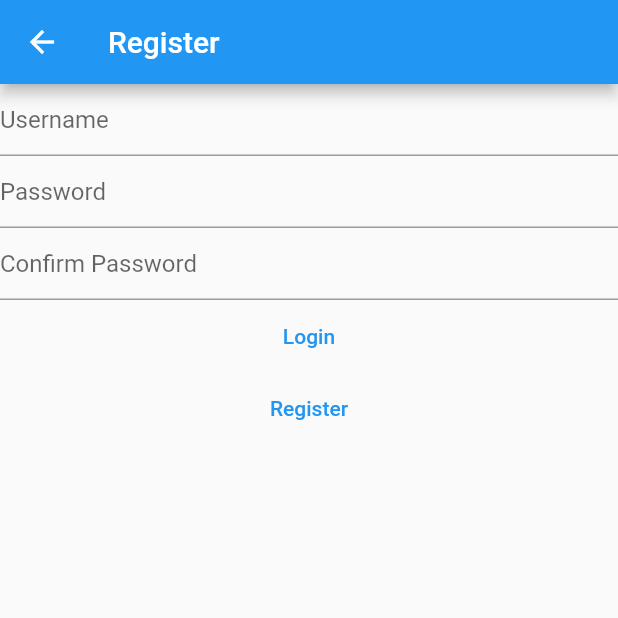
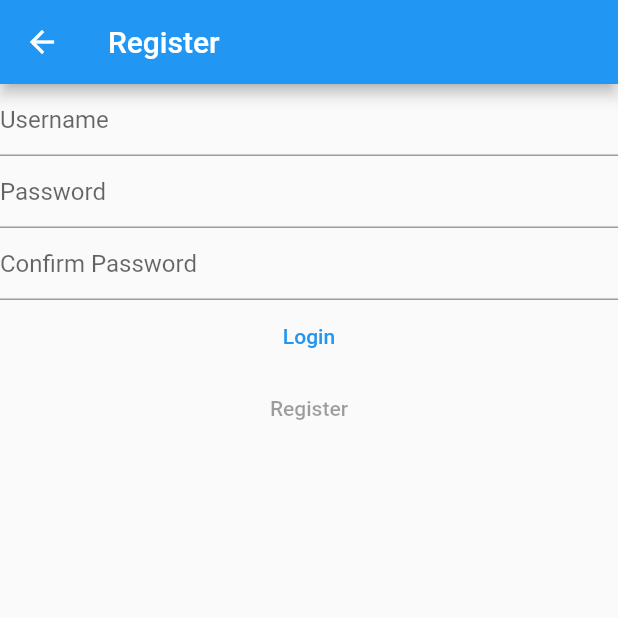
Before and after one commit to GhilesKo/A21-4205N6-KickMyFlutter-Kouaou, a Flutter app: the Register screen opened directly with empty values, after a tap on "Register", on a phone screen of 412 x 824 dp, the top half of it. Run offline on Flutter 3.47's test engine with Material 2 defaults, Android fonts, the phone set to English and light mode, and no system bars; our stand-ins replace cookie_jar, dio, dio_cookie_manager; missing offline and left inert: dart:ffi, flutter_session_manager; network calls fail.

Commit message:
FCT : Inscription ACCES RESEAU complété

```diff
--- a/lib/models/SingletonDio.dart
+++ b/lib/models/SingletonDio.dart
@@ -7,6 +7,7 @@ class SingletonDio {
 
   static Dio getDio() {
     Dio dio = Dio();
+
     dio.interceptors.add(cookieManager);
     return dio;
   }
--- a/lib/models/user.dart
+++ /dev/null
@@ -1,23 +0,0 @@
-import 'package:flutter/material.dart';
-
-class User {
-  String username;
-
-  User(this.username);
-
-/*  User.fromJson(Map<String, dynamic> json) {
-    username = json['username'];
-  }*/
-}
-
-class UserModel extends ChangeNotifier {
-  User? _user;
-
-  User? get user => _user;
-
-  set user(User? value) {
-    _user = value;
-    //here the model value changes. you can call 'notifyListeners' to notify all the 'Consumer<UserModel>'
-    notifyListeners();
-  }
-}
--- a/lib/services/auth_service.dart
+++ b/lib/services/auth_service.dart
@@ -1,14 +1,18 @@
+import 'package:dio/dio.dart';
+import 'package:flutter_session_manager/flutter_session_manager.dart';
 import 'package:kickmyflutter/models/DTOs/SignupRequest.dart';
 import 'package:kickmyflutter/models/SingletonDio.dart';
 
+import '../models/DTOs/SigninResponse.dart';
+import '../models/SingletonUser.dart';
+
 Future<void> signUp(SignupRequest request) async {
-  try {
-    final response =
-        await SingletonDio.getDio().post('https://kickmyb-server.herokuapp.com/api/id/signup', data: request);
+  //Lance une requete pour signUp
+  final response = await SingletonDio.getDio().post(
+      'https://kickmyb-server.herokuapp.com/api/id/signup',
+      data: request);
 
-    print(response);
-  } catch (e) {
-    print(e);
-    throw (e);
-  }
+  SigninResponse signInResponse = SigninResponse.fromJson(response.data);
+  SingletonUser.instance.username = signInResponse.username;
+
 }
--- a/lib/widgets/Inscription.dart
+++ b/lib/widgets/Inscription.dart
@@ -1,11 +1,12 @@
+import 'package:dio/dio.dart';
 import 'package:flutter/material.dart';
 import 'package:kickmyflutter/models/DTOs/SignupRequest.dart';
+import 'package:kickmyflutter/screens/HomePage.dart';
 
 import '../services/auth_service.dart';
 
 class Register extends StatefulWidget {
-  const Register({Key? key, required this.onClickedSignIn})
-      : super(key: key);
+  const Register({Key? key, required this.onClickedSignIn}) : super(key: key);
   final Function() onClickedSignIn;
 
   @override
@@ -13,56 +14,60 @@ class Register extends StatefulWidget {
 }
 
 class _RegisterState extends State<Register> {
-  final emailController = TextEditingController();
-  final passwordController = TextEditingController();
-  final password2Controller = TextEditingController();
-
+  String _email = '';
+  String _password = '';
+  String _password2 = '';
+  bool submitted = false;
 
   Future<void> _signUp() async {
+    setState(() {
+      submitted = true;
+    });
+    final SignupRequest request = SignupRequest(_email, _password);
+    try {
+      await signUp(request);
+      Navigator.push(
+        context,
+        MaterialPageRoute(builder: (context) => const HomePage()),
+      );
+    } on DioError catch (e) {
+      final snackBar = SnackBar(content: Text(e.response?.data));
 
-    final SignupRequest request = SignupRequest( emailController.text, passwordController.text);
-    try{
-      await signUp(request);
-
-    }catch(e){}
+      ScaffoldMessenger.of(context).showSnackBar(snackBar);
+    }
+    setState(() {
+      submitted = false;
+    });
   }
 
   @override
   Widget build(BuildContext context) {
     return Scaffold(
-      appBar: AppBar(title: Text("Register")),
+      appBar: AppBar(title: const Text("Register")),
       body: Column(
         children: [
+          //Email TextField
           TextFormField(
-            controller: emailController,
+            onChanged: (value) => _email = value,
             decoration: const InputDecoration(hintText: 'Username'),
           ),
           TextFormField(
-            controller: passwordController,
+            onChanged: (value) => _password = value,
             decoration: const InputDecoration(hintText: 'Password'),
             obscureText: true,
           ),
           TextFormField(
-            controller: password2Controller,
+            onChanged: (value) => _password2 = value,
             decoration: const InputDecoration(hintText: 'Confirm Password'),
             obscureText: true,
           ),
           TextButton(
               onPressed: widget.onClickedSignIn, child: const Text("Login")),
-          TextButton(onPressed: _signUp , child: const Text("Register")),
+          TextButton(
+              onPressed: !submitted ? _signUp : null,
+              child: const Text("Register")),
         ],
       ),
     );
   }
-
-  @override
-  void dispose() {
-    // Clean up the controller when the widget is removed from the
-    // widget tree.
-    emailController.dispose();
-    passwordController.dispose();
-    super.dispose();
-  }
-
-
 }
--- a/pubspec.yaml
+++ b/pubspec.yaml
@@ -37,6 +37,7 @@ dependencies:
   provider: ^6.0.3
   dio: ^4.0.6
   dio_cookie_manager: ^2.0.0
+  flutter_session_manager: ^1.0.3
 
 
 dev_dependencies:
```
Also changed, not shown: lib/main.dart (+18 -19 lines), lib/models/DTOs/SigninResponse.dart (+15 -3 lines), lib/models/SingletonUser.dart (added, +17 -0 lines), lib/screens/AuthPageState.dart (+3 -5 lines), lib/screens/HomePage.dart (+4 -3 lines), pubspec.lock.
